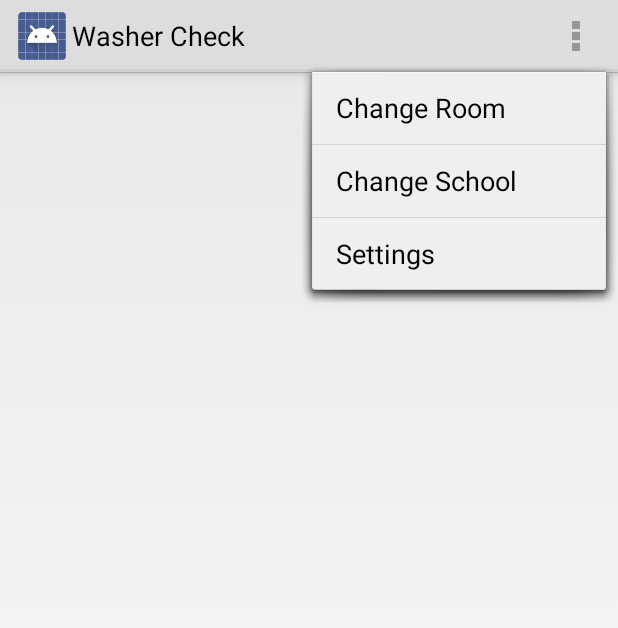
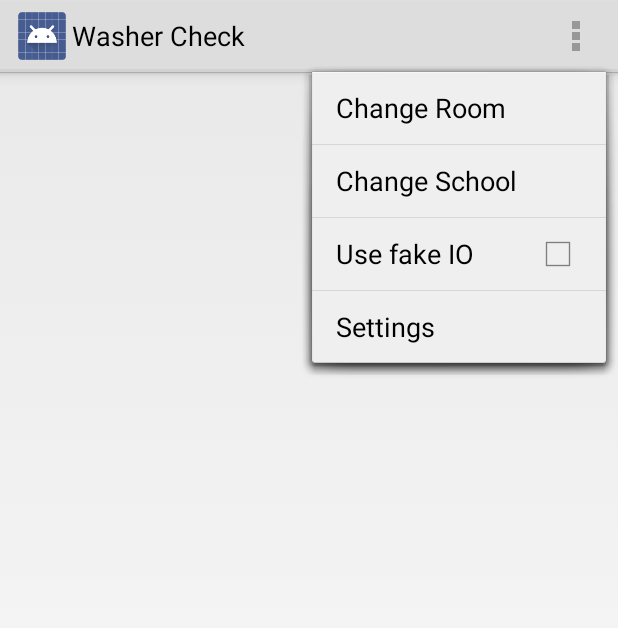
Before and after one commit to Dr-Emann/WasherCheck, an Android app: the RoomViewer screen opened directly, with no data from a screen before it, with the options menu open, on a phone screen of 412 x 824 dp. Shown: the top 628 px of the screen. Run offline under Robolectric (Android 15) with nearby library versions, the phone set to English and light mode, and no system bars; our stand-ins replace Dagger/Hilt's generated code; 12 statements that could not run were skipped.

Commit message:
Allow to choose to use fake IO at runtime.
This uses a menu item to use either fake IO or real IO.

```diff
--- a/WasherCheck/src/main/java/net/zdremann/wc/ApplicationModule.java
+++ b/WasherCheck/src/main/java/net/zdremann/wc/ApplicationModule.java
@@ -33,7 +33,6 @@ import com.google.analytics.tracking.android.EasyTracker;
 import com.google.analytics.tracking.android.GoogleAnalytics;
 import com.google.analytics.tracking.android.Tracker;
 
-import net.zdremann.wc.io.FakeIOModule;
 import net.zdremann.wc.io.IOModule;
 
 import javax.inject.Singleton;
@@ -46,8 +45,7 @@ import dagger.Provides;
                 MyApplication.class
         },
         includes = {
-                IOModule.class,
-                FakeIOModule.class
+                IOModule.class
         },
         library = true
 )
--- a/WasherCheck/src/main/java/net/zdremann/wc/provider/MachinesProvider.java
+++ b/WasherCheck/src/main/java/net/zdremann/wc/provider/MachinesProvider.java
@@ -40,6 +40,7 @@ import java.util.Collections;
 import java.util.List;
 
 import javax.inject.Inject;
+import javax.inject.Provider;
 
 import static net.zdremann.wc.provider.MachinesContract.AUTHORITY;
 import static net.zdremann.wc.provider.MachinesContract.CACHE_PARAMETER_AGE;
@@ -55,7 +56,7 @@ public class MachinesProvider extends InjectingProvider {
 
     private final Object cacheLock = new Object();
     @Inject
-    MachineGetter mRoomGetter;
+    Provider<MachineGetter> mRoomGetterFactory;
     @Inject
     ContentResolver mResolver;
     private List<Machine> cache;
@@ -108,7 +109,7 @@ public class MachinesProvider extends InjectingProvider {
     }
 
     private List<Machine> loadMachines(long roomId) throws IOException {
-        List<Machine> machines = mRoomGetter.getMachines(roomId);
+        List<Machine> machines = mRoomGetterFactory.get().getMachines(roomId);
         cache = machines;
         lastCacheUpdate = System.currentTimeMillis();
         cachedRoom = roomId;
--- a/WasherCheck/src/main/java/net/zdremann/wc/ui/RoomViewer.java
+++ b/WasherCheck/src/main/java/net/zdremann/wc/ui/RoomViewer.java
@@ -55,6 +55,11 @@ public class RoomViewer extends InjectingActivity {
 
         final MenuInflater inflater = getMenuInflater();
         inflater.inflate(R.menu.room_viewer, menu);
+        MenuItem fakeIoMenuItem = menu.findItem(R.id.action_fake_io);
+
+        assert fakeIoMenuItem != null;
+
+        fakeIoMenuItem.setChecked(mPreferences.getBoolean("net.zdremann.wc.fake_io", false));
         return true;
     }
 
@@ -66,6 +71,11 @@ public class RoomViewer extends InjectingActivity {
                 return true;
             case R.id.action_change_room:
                 startChooseRoom();
+                return true;
+            case R.id.action_fake_io:
+                boolean useFakeIo = !item.isChecked();
+                mPreferences.edit().putBoolean("net.zdremann.wc.fake_io", useFakeIo).apply();
+                item.setChecked(useFakeIo);
                 return true;
             default:
                 return false;
--- a/WasherCheck/src/main/res/menu/room_viewer.xml
+++ b/WasherCheck/src/main/res/menu/room_viewer.xml
@@ -33,6 +33,12 @@
             android:showAsAction="never"
             android:title="@string/change_school"/>
     <item
+            android:id="@+id/action_fake_io"
+            android:title="Use fake IO"
+            android:checkable="true"
+            android:showAsAction="never"
+            android:orderInCategory="99"/>
+    <item
             android:id="@+id/action_settings"
             android:orderInCategory="100"
             android:showAsAction="never"
```
Also changed, not shown: WasherCheck/src/main/java/net/zdremann/wc/io/FakeIOModule.java (deleted, +0 -41 lines), WasherCheck/src/main/java/net/zdremann/wc/io/rooms/RoomLoaderModule.java (+12 -5 lines).
